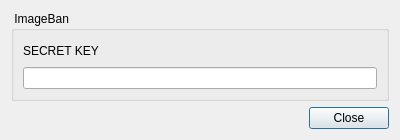
This is parametersdlg.ui in knvmbox/file-uploader as Qt 5 draws it before an edit. The edited form follows.
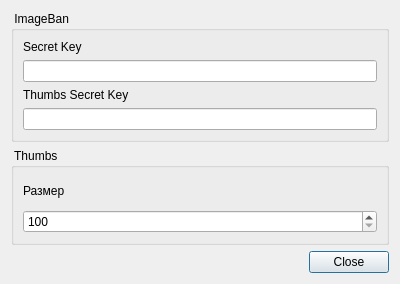
This is the edited form.

Commit message: добавил установку secret key для превьюшек

```diff
--- a/parametersdlg.ui
+++ b/parametersdlg.ui
@@ -7,7 +7,7 @@
     <x>0</x>
     <y>0</y>
     <width>400</width>
-    <height>140</height>
+    <height>284</height>
    </rect>
   </property>
   <property name="windowTitle">
@@ -15,8 +15,6 @@
   </property>
   <layout class="QVBoxLayout" name="verticalLayout">
    <item>
-    <layout class="QGridLayout" name="gridLayout">
-     <item row="0" column="0">
       <widget class="QGroupBox" name="groupBox">
        <property name="title">
         <string> ImageBan</string>
@@ -25,17 +23,51 @@
         <item>
          <widget class="QLabel" name="label">
           <property name="text">
-           <string>SECRET KEY</string>
+         <string>Secret Key</string>
           </property>
          </widget>
         </item>
         <item>
          <widget class="QLineEdit" name="secretKeyEdit"/>
         </item>
+      <item>
+       <widget class="QLabel" name="label_3">
+        <property name="text">
+         <string>Thumbs Secret Key</string>
+        </property>
+       </widget>
+      </item>
+      <item>
+       <widget class="QLineEdit" name="thumbSecretKeyEdit"/>
+      </item>
        </layout>
       </widget>
      </item>
-    </layout>
+   <item>
+    <widget class="QGroupBox" name="groupBox_2">
+     <property name="title">
+      <string> Thumbs</string>
+     </property>
+     <layout class="QVBoxLayout" name="verticalLayout_3">
+      <item>
+       <widget class="QLabel" name="label_2">
+        <property name="text">
+         <string>Размер</string>
+        </property>
+       </widget>
+      </item>
+      <item>
+       <widget class="QSpinBox" name="thumbsSizeBox">
+        <property name="minimum">
+         <number>100</number>
+        </property>
+        <property name="maximum">
+         <number>1200</number>
+        </property>
+       </widget>
+      </item>
+     </layout>
+    </widget>
    </item>
    <item>
     <widget class="QDialogButtonBox" name="buttonBox">
```
Lines whose indentation alone changed are shown as unchanged. The commit also changes 1 other file.
